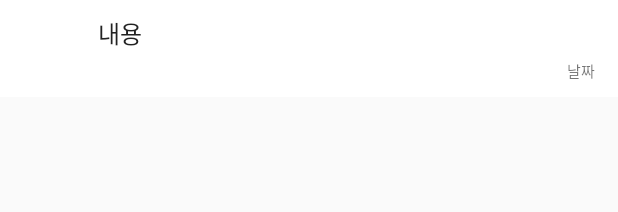
After one commit to Daehee-Jeong/Matjo_Android, an Android app: the layout item_noti_list.xml on its own in the app's theme, with its tools: preview values and no code run, on a phone screen of 412 x 824 dp. The commit adds this screen. Shown: the top 212 px of the screen. Run offline under Robolectric (Android 15) with nearby library versions, the phone set to English and light mode, and no system bars; network calls fail.

Commit message:
* 노티목록 화면 구현

```diff
--- /dev/null
+++ b/Matjo/app/src/main/res/layout/item_noti_list.xml
@@ -0,0 +1,37 @@
+<?xml version="1.0" encoding="utf-8"?>
+<RelativeLayout xmlns:android="http://schemas.android.com/apk/res/android"
+    android:layout_width="match_parent"
+    android:layout_height="wrap_content"
+    android:paddingLeft="15dp"
+    android:paddingRight="15dp"
+    android:paddingTop="10dp"
+    android:paddingBottom="10dp"
+    android:background="#fff">
+
+    <ImageView
+        android:id="@+id/ivNoti"
+        android:layout_width="40dp"
+        android:layout_height="40dp"
+        android:layout_centerVertical="true"/>
+
+    <TextView
+        android:id="@+id/tvContent"
+        android:layout_width="match_parent"
+        android:layout_height="wrap_content"
+        android:layout_toRightOf="@id/ivNoti"
+        android:textColor="#222"
+        android:layout_marginLeft="10dp"
+        android:textSize="16sp"
+        android:text="내용"/>
+
+    <TextView
+        android:id="@+id/tvDate"
+        android:layout_width="wrap_content"
+        android:layout_height="wrap_content"
+        android:textSize="10sp"
+        android:layout_marginTop="5dp"
+        android:layout_alignParentRight="true"
+        android:layout_below="@id/tvContent"
+        android:text="날짜"/>
+
+</RelativeLayout>
```
Also changed, not shown: Matjo/app/src/main/java/com/kosta148/matjo/adapter/NotiListAdapter.java (added, +94 -0 lines), Matjo/app/src/main/java/com/kosta148/matjo/view/NotiFragment.java (+99 -0 lines), Matjo/app/src/main/res/layout/fragment_noti.xml (+6 -6 lines).
